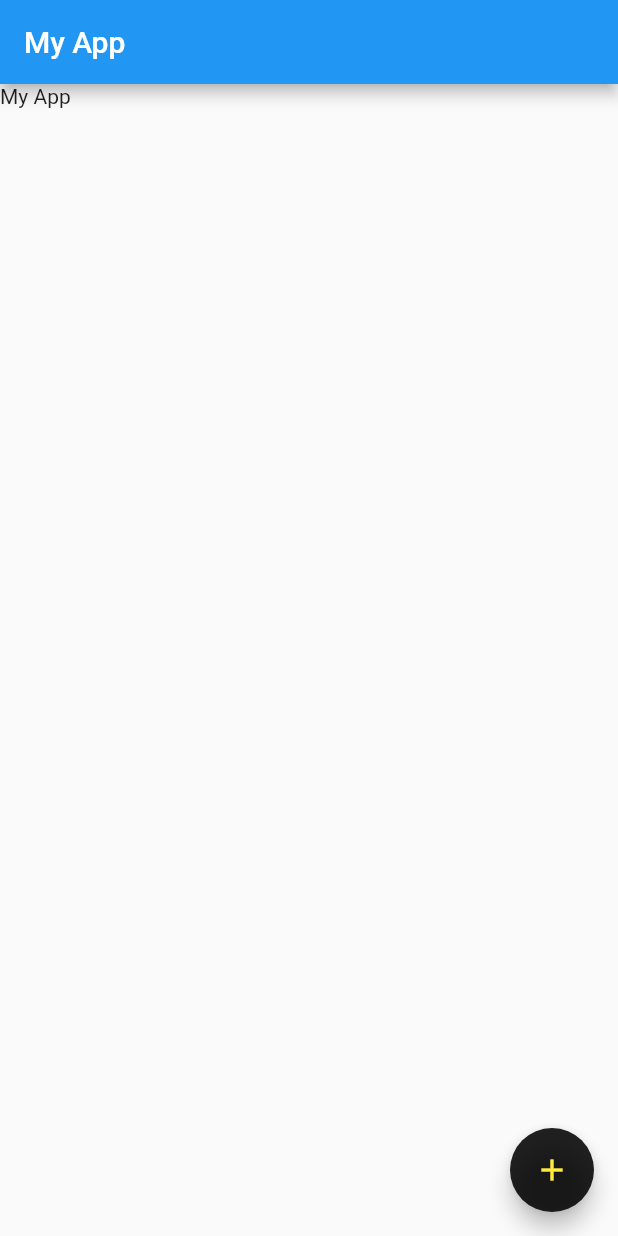
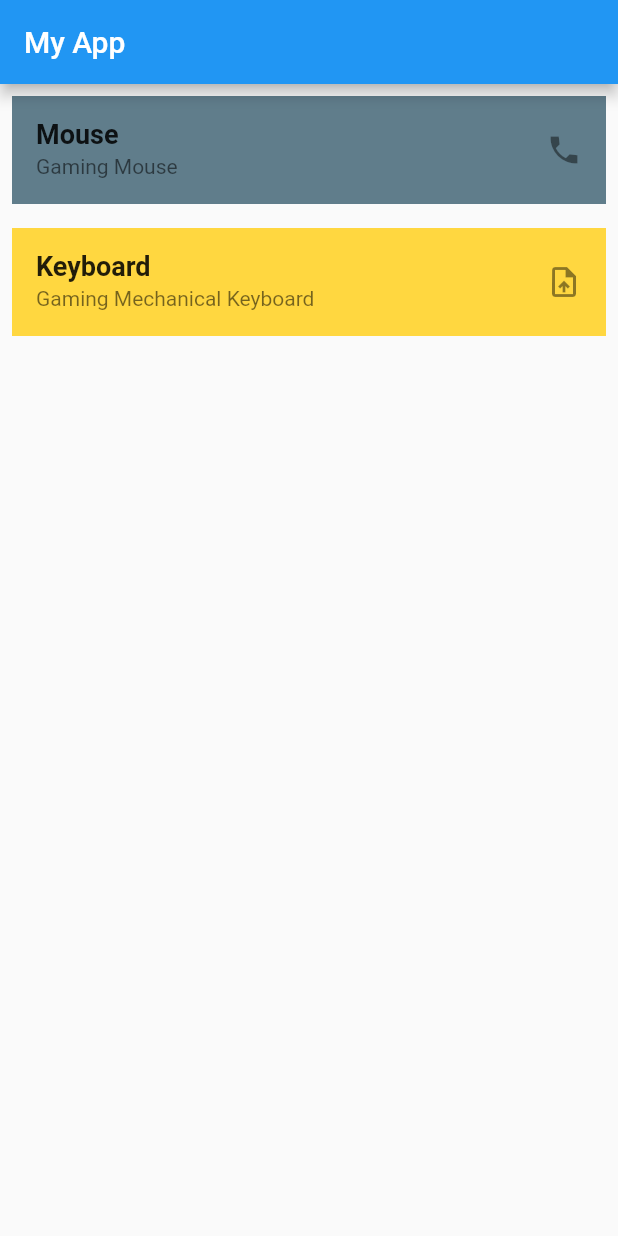
Before and after one commit to MugssyBoy/flutter_components_basics, a Flutter app: the screen it shows after launch, on a phone screen of 412 x 824 dp. Run offline on Flutter 3.47's test engine with Material 2 defaults, Android fonts, the phone set to English and light mode, and no system bars.

Commit message:
created customizable and reusable widget

```diff
--- a/lib/main.dart
+++ b/lib/main.dart
@@ -1,3 +1,41 @@
+import 'package:flutter/material.dart';
+import 'widgets/custom_listview.dart';
+
+void main() => runApp(const MyApp());
+
+class MyApp extends StatelessWidget {
+  const MyApp({super.key});
+
+  @override
+  Widget build(BuildContext context) {
+    return MaterialApp(
+      home: Scaffold(
+        appBar: AppBar(
+          title: const Text("My App"),
+        ),
+        body: ListView(
+          // ignore: prefer_const_literals_to_create_immutables
+          children: [
+            const CustomListView(
+              title: "Mouse",
+              subTitle: "Gaming Mouse",
+              listTileColor: Colors.blueGrey,
+              trailingIcon: Icons.phone_sharp,
+            ),
+            const CustomListView(
+              title: "Keyboard",
+              subTitle: "Gaming Mechanical Keyboard",
+              listTileColor: Colors.amberAccent,
+              trailingIcon: Icons.upload_file,
+            ),
+          ],
+        ),
+      ),
+    );
+  }
+}
+
+
 // // import 'package:flutter/material.dart';
 
 // // void main() {
--- /dev/null
+++ b/lib/widgets/custom_listview.dart
@@ -0,0 +1,34 @@
+import 'package:flutter/material.dart';
+
+class CustomListView extends StatelessWidget {
+  final String? title, subTitle;
+  final IconData? trailingIcon;
+  final Color? listTileColor;
+
+  // ignore: use_key_in_widget_constructors
+  const CustomListView({
+    this.title,
+    this.subTitle,
+    this.trailingIcon = Icons.shopping_cart,
+    this.listTileColor,
+  });
+
+  @override
+  Widget build(BuildContext context) {
+    return Padding(
+      padding: const EdgeInsets.all(8.0),
+      child: ListTile(
+        tileColor: listTileColor,
+        title: Text(
+          title.toString(),
+          style: const TextStyle(
+            fontSize: 18.0,
+            fontWeight: FontWeight.bold,
+          ),
+        ),
+        subtitle: Text(subTitle!),
+        trailing: Icon(trailingIcon),
+      ),
+    );
+  }
+}
```
Also changed, not shown: lib/custom_reusable.dart (+35 -0 lines).
